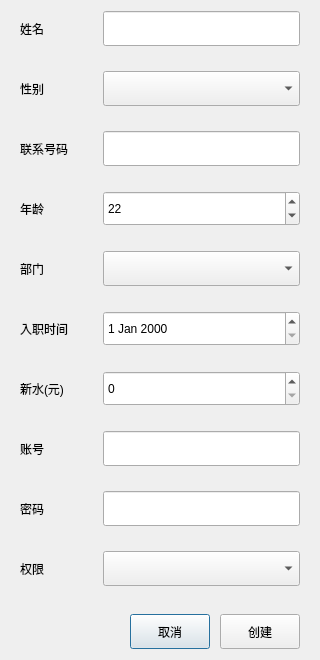
The window that Qt/ERP/dialognewuser.ui (superp2017/NTERP) describes before a commit, drawn with Qt 5.
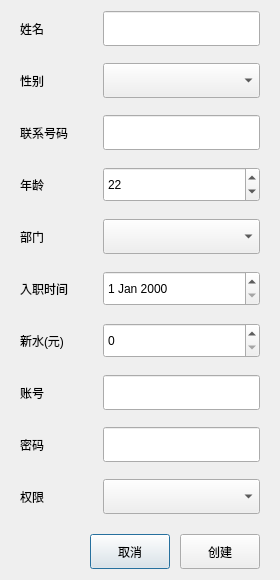
The same window after the commit.

```diff
--- a/Qt/ERP/dialognewuser.ui
+++ b/Qt/ERP/dialognewuser.ui
@@ -6,14 +6,14 @@
    <rect>
     <x>0</x>
     <y>0</y>
-    <width>320</width>
-    <height>660</height>
+    <width>280</width>
+    <height>580</height>
    </rect>
   </property>
   <property name="minimumSize">
    <size>
-    <width>300</width>
-    <height>570</height>
+    <width>280</width>
+    <height>580</height>
    </size>
   </property>
   <property name="maximumSize">
@@ -41,7 +41,7 @@
       <number>35</number>
      </property>
      <property name="verticalSpacing">
-      <number>25</number>
+      <number>17</number>
      </property>
      <item row="0" column="0">
       <widget class="QLabel" name="label">
```
